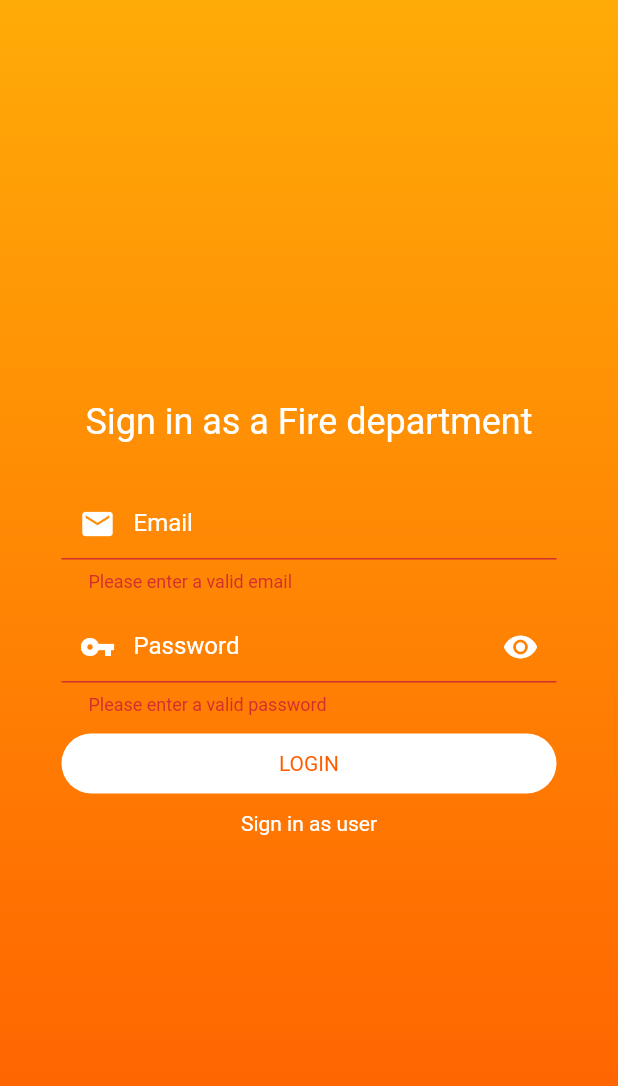
After one commit to Antenor452/FireMed, a Flutter app: the FireLogin screen opened directly, after a tap on "LOGIN", on a phone screen of 412 x 824 dp. The commit adds this screen. Shown: the top 1086 px of the screen. Run offline on Flutter 3.47's test engine with Material 2 defaults, Android fonts, the phone set to English and light mode, and no system bars; our stand-ins replace cloud_firestore, firebase_auth, firebase_core, font_awesome_flutter, google_fonts; accounts and stored records are empty.

Commit message:
firestation app

```diff
--- /dev/null
+++ b/lib/fire_pages/fire_login.dart
@@ -0,0 +1,175 @@
+import 'package:cloud_firestore/cloud_firestore.dart';
+import 'package:final_year_project_app/pages/login.dart';
+import 'package:firebase_auth/firebase_auth.dart';
+import 'package:flutter/material.dart';
+
+class FireLogin extends StatefulWidget {
+  FireLogin({Key? key}) : super(key: key);
+
+  @override
+  _FireLoginState createState() => _FireLoginState();
+}
+
+class _FireLoginState extends State<FireLogin> {
+  GlobalKey<FormState> _formstate = GlobalKey();
+  bool hidepassword = true;
+  String? _email;
+  String? _password;
+
+  void login() async {
+    FocusScope.of(context).unfocus();
+    FormState? cform = _formstate.currentState;
+    if (cform!.validate()) {
+      cform.save();
+      try {
+        FirebaseAuth.instance
+            .signInWithEmailAndPassword(
+                email: _email.toString(), password: _password.toString())
+            .then((value) async* {
+          var result = await FirebaseFirestore.instance
+              .collection('Users')
+              .where('Email', isEqualTo: _email)
+              .get();
+          print(result);
+        });
+      } catch (e) {
+        print(e);
+      }
+    }
+  }
+
+  @override
+  Widget build(BuildContext context) {
+    return Scaffold(
+      body: Container(
+        width: double.infinity,
+        decoration: BoxDecoration(
+            gradient: LinearGradient(
+                begin: Alignment.topCenter,
+                end: Alignment.bottomCenter,
+                colors: [Color(0xFFFFAB07), Color(0xFFFF5C00)])),
+        child: Column(mainAxisAlignment: MainAxisAlignment.center, children: [
+          Container(
+            child: Text(
+              'Sign in as a Fire department',
+              style: TextStyle(color: Colors.white, fontSize: 24),
+            ),
+          ),
+          SizedBox(
+            height: 30,
+          ),
+          Form(
+              key: _formstate,
+              child: Column(
+                children: [
+                  Container(
+                    width: 330,
+                    child: TextFormField(
+                      style: TextStyle(color: Colors.white),
+                      decoration: InputDecoration(
+                        contentPadding:
+                            EdgeInsets.symmetric(horizontal: 18, vertical: 6),
+                        labelText: 'Email',
+                        labelStyle: TextStyle(color: Colors.white),
+                        prefixIcon: Icon(
+                          Icons.email,
+                          color: Colors.white,
+                        ),
+                      ),
+                      validator: (input) {
+                        bool emailValid = RegExp(
+                                r"^[a-zA-Z0-9.a-zA-Z0-9.!#$%&'*+-/=?^_`{|}~]+@[a-zA-Z0-9]+\.[a-zA-Z]+")
+                            .hasMatch(input.toString());
+                        if (emailValid) {
+                        } else {
+                          return 'Please enter a valid email';
+                        }
+                      },
+                      onSaved: (input) {
+                        _email = input;
+                      },
+                    ),
+                  ),
+                  SizedBox(
+                    height: 12,
+                  ),
+                  Container(
+                    width: 330,
+                    child: TextFormField(
+                      style: TextStyle(color: Colors.white),
+                      decoration: InputDecoration(
+                          contentPadding:
+                              EdgeInsets.symmetric(horizontal: 18, vertical: 6),
+                          labelText: 'Password',
+                          labelStyle: TextStyle(color: Colors.white),
+                          prefixIcon: Icon(
+                            Icons.vpn_key,
+                            color: Colors.white,
+                          ),
+                          suffixIcon: IconButton(
+                            icon: Icon(
+                              Icons.remove_red_eye,
+                              color: Colors.white,
+                            ),
+                            onPressed: () {
+                              setState(() {
+                                if (hidepassword) {
+                                  hidepassword = false;
+                                } else {
+                                  hidepassword = true;
+                                }
+                              });
+                            },
+                          )),
+                      obscureText: hidepassword,
+                      validator: (input) {
+                        if (input!.length < 6) {
+                          return 'Please enter a valid password';
+                        }
+                      },
+                      onSaved: (input) {
+                        _password = input;
+                      },
+                    ),
+                  ),
+                ],
+              )),
+          SizedBox(
+            height: 12,
+          ),
+          InkWell(
+            onTap: login,
+            child: Container(
+              width: 330,
+              padding: EdgeInsets.symmetric(vertical: 12),
+              decoration: BoxDecoration(
+                  borderRadius: BorderRadius.circular(25), color: Colors.white),
+              child: Center(
+                child: Text(
+                  'LOGIN',
+                  style: TextStyle(color: Color(0xFFFF5C00)),
+                ),
+              ),
+            ),
+          ),
+          SizedBox(
+            height: 12,
+          ),
+          InkWell(
+            onTap: () {
+              Navigator.of(context)
+                  .push(MaterialPageRoute(builder: (context) => Login()));
+            },
+            child: Container(
+              decoration: BoxDecoration(),
+              child: Text(
+                'Sign in as user',
+                style: TextStyle(color: Colors.white),
+              ),
+            ),
+          )
+        ]),
+      ),
+    );
+  }
+}
--- a/lib/pages/dashboard.dart
+++ b/lib/pages/dashboard.dart
@@ -18,7 +18,7 @@ class Dashboard extends StatelessWidget {
               style: GoogleFonts.headlandOne(),
             ),
             centerTitle: true,
-            backgroundColor: Colors.orange,
+            backgroundColor: Color(0xFFFF5C00),
           ),
           drawer: DrawerItems(),
           body: Container(
--- a/lib/pages/termsandconditions.dart
+++ b/lib/pages/termsandconditions.dart
@@ -17,7 +17,7 @@ class Terms extends StatelessWidget {
             style: GoogleFonts.headlandOne(),
           ),
           centerTitle: true,
-          backgroundColor: Colors.orange,
+          backgroundColor: Color(0xFFFF5C00),
         ),
         drawer: DrawerItems(),
         body: Container(
--- a/lib/pages/tipsspage.dart
+++ b/lib/pages/tipsspage.dart
@@ -22,7 +22,7 @@ class _TipsPageState extends State<TipsPage> {
             style: GoogleFonts.headlandOne(),
           ),
           centerTitle: true,
-          backgroundColor: Colors.orange,
+          backgroundColor: Color(0xFFFF5C00),
         ),
         drawer: DrawerItems(),
         body: Container(
--- a/pubspec.yaml
+++ b/pubspec.yaml
@@ -29,7 +29,7 @@ dependencies:
   cupertino_icons: ^1.0.2
   font_awesome_flutter: ^9.0.0
   google_fonts: ^2.0.0
-  url_launcher: ^6.0.7
+  url_launcher: ^6.0.9
   firebase_core: ^1.3.0
   firebase_auth: ^1.4.1
   cloud_firestore: ^2.2.2
```
Also changed, not shown: lib/fire_pages/fire_dashboard.dart (added, +17 -0 lines), lib/pages/login.dart (+15 -5 lines), lib/pages/signup.dart (+16 -3 lines), lib/widgets/draweritems.dart (+9 -11 lines), pubspec.lock, 1 other file.
